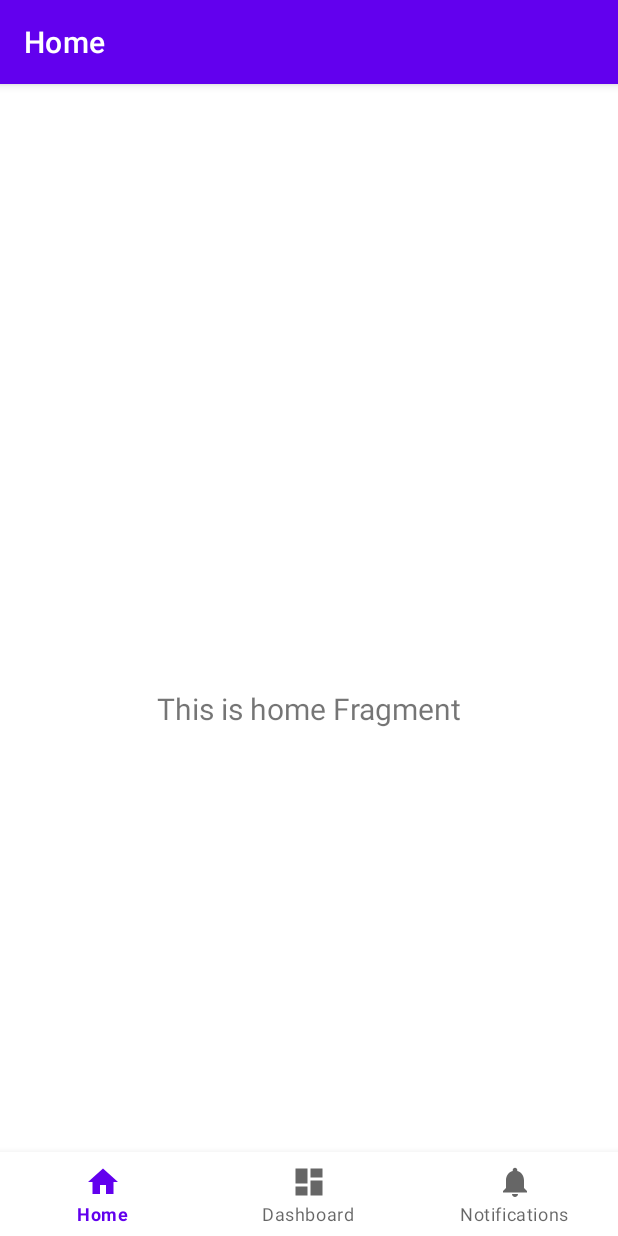
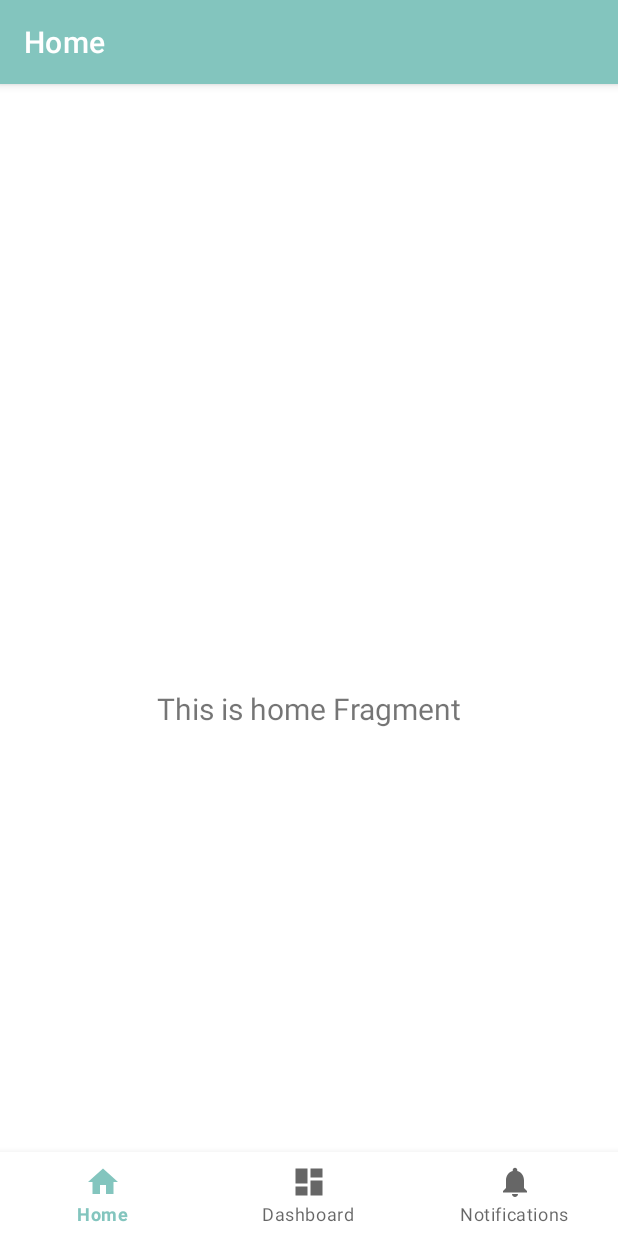
Before and after one commit to nomsf/IF3210-2024-Android-PBI, an Android app: the screen it shows after launch (MainActivity), on a phone screen of 412 x 824 dp. Run offline under Robolectric (Android 15) with nearby library versions, the phone set to English and light mode, and no system bars; our stand-ins replace navigation-ui.

Commit message:
add login layout design
udah ditambahin color value jg sama theme nya udh dimodif

```diff
--- a/app/src/main/AndroidManifest.xml
+++ b/app/src/main/AndroidManifest.xml
@@ -13,6 +13,11 @@
         android:theme="@style/Theme.MyApplication"
         tools:targetApi="31">
         <activity
+            android:name=".LoginActivity"
+            android:exported="false"
+            android:label="@string/title_activity_login"
+            android:parentActivityName=".MainActivity" />
+        <activity
             android:name=".MainActivity"
             android:exported="true"
             android:label="@string/app_name">
--- /dev/null
+++ b/app/src/main/res/drawable/rounded_rectangle.xml
@@ -0,0 +1,6 @@
+<?xml version="1.0" encoding="utf-8"?>
+<shape xmlns:android="http://schemas.android.com/apk/res/android">
+    <solid android:color="@color/theme_red" />
+    <corners android:radius="10dp" />
+
+</shape>
--- a/app/src/main/res/values/colors.xml
+++ b/app/src/main/res/values/colors.xml
@@ -7,4 +7,15 @@
     <color name="teal_700">#FF018786</color>
     <color name="black">#FF000000</color>
     <color name="white">#FFFFFFFF</color>
+    <color name="palette_red">#FA7070</color>
+    <color name="palette_white">#FEFDED</color>
+    <color name="palette_greenlite">#C6EBC5</color>
+    <color name="palette_green">#A1C398</color>
+
+    <color name="theme_white">#edf6f9</color>
+    <color name="theme_black">#1a1a1a</color>
+    <color name="theme_blue">#83C5BE</color>
+    <color name="theme_blue_darker">#006D77</color>
+    <color name="theme_red">#FFDDD2</color>
+    <color name="theme_red_brigther">#E29578</color>
 </resources>
--- a/app/src/main/res/values/strings.xml
+++ b/app/src/main/res/values/strings.xml
@@ -1,6 +1,10 @@
 <resources>
-    <string name="app_name">My Application</string>
+    <string name="app_name">Bondo Man</string>
     <string name="title_home">Home</string>
     <string name="title_dashboard">Dashboard</string>
     <string name="title_notifications">Notifications</string>
+    <string name="title_activity_login">Login</string>
+    <string name="email_hint">Email</string>
+    <string name="password_hint">Password</string>
+    <string name="login_button_text">Login</string>
 </resources>
--- a/app/src/main/res/values/themes.xml
+++ b/app/src/main/res/values/themes.xml
@@ -2,13 +2,13 @@
     <!-- Base application theme. -->
     <style name="Theme.MyApplication" parent="Theme.MaterialComponents.DayNight.DarkActionBar">
         <!-- Primary brand color. -->
-        <item name="colorPrimary">@color/purple_500</item>
-        <item name="colorPrimaryVariant">@color/purple_700</item>
-        <item name="colorOnPrimary">@color/white</item>
+        <item name="colorPrimary">@color/theme_blue</item>
+        <item name="colorPrimaryVariant">@color/theme_blue_darker</item>
+        <item name="colorOnPrimary">@color/theme_white</item>
         <!-- Secondary brand color. -->
-        <item name="colorSecondary">@color/teal_200</item>
-        <item name="colorSecondaryVariant">@color/teal_700</item>
-        <item name="colorOnSecondary">@color/black</item>
+        <item name="colorSecondary">@color/theme_red</item>
+        <item name="colorSecondaryVariant">@color/theme_red_brigther</item>
+        <item name="colorOnSecondary">@color/theme_black</item>
         <!-- Status bar color. -->
         <item name="android:statusBarColor">?attr/colorPrimaryVariant</item>
         <!-- Customize your theme here. -->
```
Also changed, not shown: app/src/main/java/com/example/myapplication/LoginActivity.kt (added, +14 -0 lines), app/src/main/res/layout/activity_login.xml (added, +55 -0 lines).
